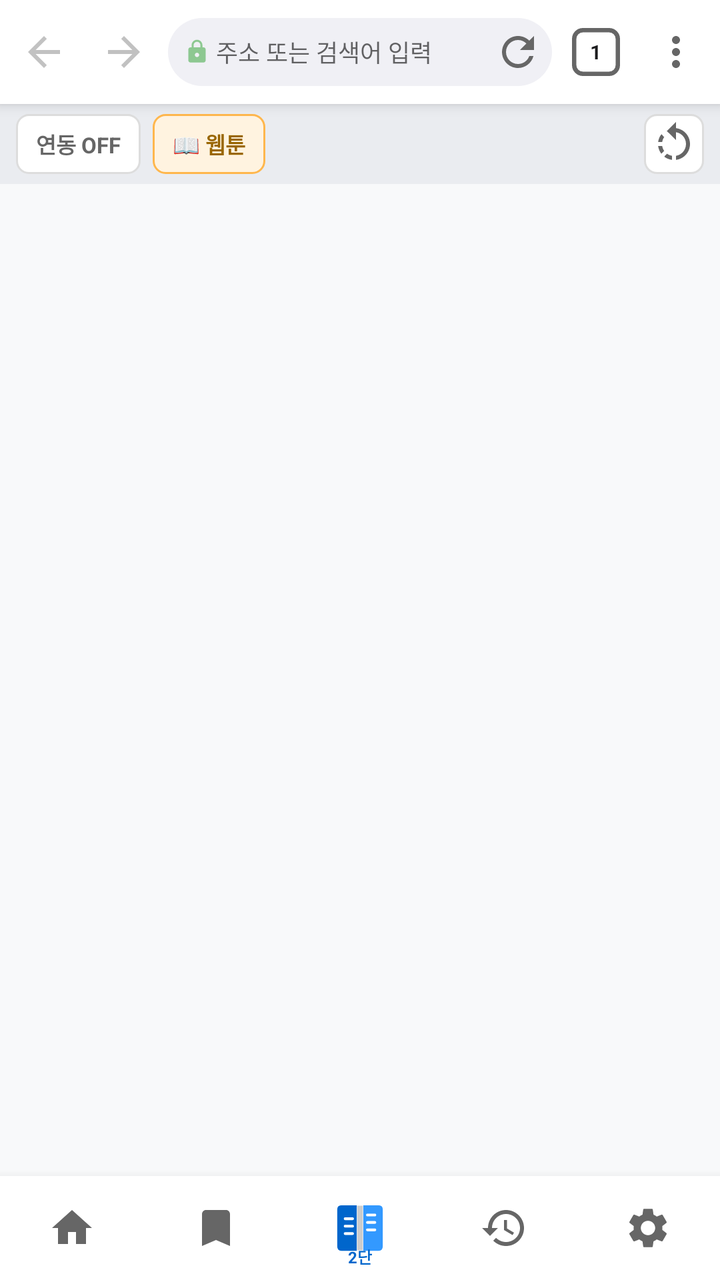
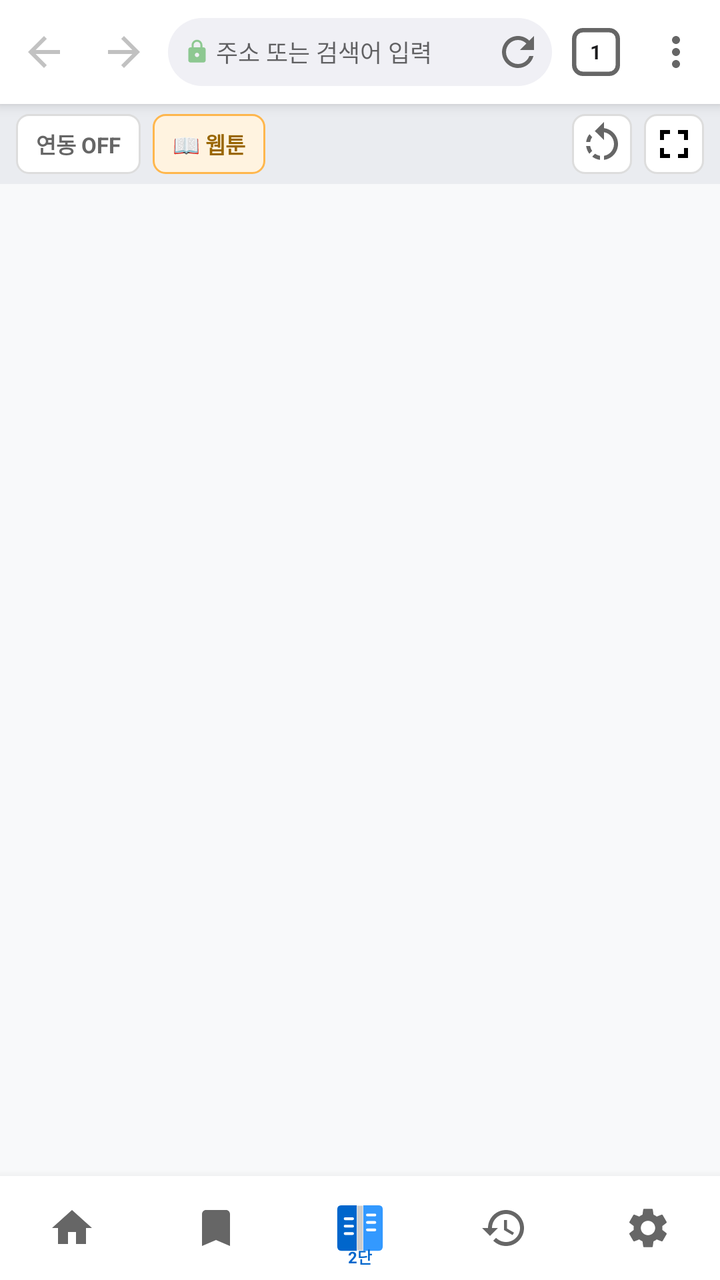

An Android layout rendered at two revisions. The XML below is the earlier revision; the diff shows what the commit changed to produce the second picture.
<!-- AndroidManifest.xml: application theme Theme.FoldableBrowser -->
<!-- res/layout/activity_main.xml -->
<?xml version="1.0" encoding="utf-8"?>
<androidx.constraintlayout.widget.ConstraintLayout
    xmlns:android="http://schemas.android.com/apk/res/android"
    xmlns:app="http://schemas.android.com/apk/res-auto"
    android:id="@+id/rootLayout"
    android:layout_width="match_parent"
    android:layout_height="match_parent"
    android:background="@color/browser_bg">

    
    <LinearLayout
        android:id="@+id/topToolbar"
        android:layout_width="0dp"
        android:layout_height="52dp"
        android:background="@color/toolbar_bg"
        android:elevation="4dp"
        android:orientation="horizontal"
        android:paddingStart="2dp"
        android:paddingEnd="2dp"
        app:layout_constraintEnd_toEndOf="parent"
        app:layout_constraintStart_toStartOf="parent"
        app:layout_constraintTop_toTopOf="parent">

        <ImageButton
            android:id="@+id/btnBack"
            android:layout_width="40dp"
            android:layout_height="match_parent"
            android:background="?attr/selectableItemBackgroundBorderless"
            android:contentDescription="뒤로"
            android:src="@drawable/ic_arrow_back"
            android:alpha="0.4" />

        <ImageButton
            android:id="@+id/btnForward"
            android:layout_width="40dp"
            android:layout_height="match_parent"
            android:background="?attr/selectableItemBackgroundBorderless"
            android:contentDescription="앞으로"
            android:src="@drawable/ic_arrow_forward"
            android:alpha="0.4" />

        <LinearLayout
            android:id="@+id/addressBarContainer"
            android:layout_width="0dp"
            android:layout_height="34dp"
            android:layout_marginStart="2dp"
            android:layout_marginEnd="2dp"
            android:layout_weight="1"
            android:layout_gravity="center_vertical"
            android:background="@drawable/address_bar_bg"
            android:gravity="center_vertical"
            android:orientation="horizontal"
            android:paddingStart="8dp"
            android:paddingEnd="4dp">

            <ImageView
                android:id="@+id/securityIcon"
                android:layout_width="13dp"
                android:layout_height="13dp"
                android:src="@drawable/ic_lock"
                android:layout_marginEnd="3dp"
                android:alpha="0.6" />

            <EditText
                android:id="@+id/etAddressBar"
                android:layout_width="0dp"
                android:layout_height="match_parent"
                android:layout_weight="1"
                android:background="@null"
                android:hint="주소 또는 검색어 입력"
                android:imeOptions="actionGo"
                android:inputType="textUri"
                android:maxLines="1"
                android:singleLine="true"
                android:textColor="@color/address_text"
                android:textSize="12sp" />

            <ImageButton
                android:id="@+id/btnRefresh"
                android:layout_width="26dp"
                android:layout_height="26dp"
                android:background="?attr/selectableItemBackgroundBorderless"
                android:contentDescription="새로고침"
                android:src="@drawable/ic_refresh" />

        </LinearLayout>

        <FrameLayout
            android:id="@+id/btnTabCounter"
            android:layout_width="40dp"
            android:layout_height="match_parent"
            android:background="?attr/selectableItemBackgroundBorderless">

            <ImageView
                android:layout_width="24dp"
                android:layout_height="24dp"
                android:layout_gravity="center"
                android:src="@drawable/ic_tab_counter_bg" />

            <TextView
                android:id="@+id/tvTabCount"
                android:layout_width="wrap_content"
                android:layout_height="wrap_content"
                android:layout_gravity="center"
                android:text="1"
                android:textColor="@color/tab_count_text"
                android:textSize="10sp"
                android:textStyle="bold" />
        </FrameLayout>

        <ImageButton
            android:id="@+id/btnMenu"
            android:layout_width="40dp"
            android:layout_height="match_parent"
            android:background="?attr/selectableItemBackgroundBorderless"
            android:contentDescription="메뉴"
            android:src="@drawable/ic_menu" />

    </LinearLayout>

    
    <LinearLayout
        android:id="@+id/controlBar"
        android:layout_width="0dp"
        android:layout_height="40dp"
        android:background="@color/control_bar_bg"
        android:gravity="center_vertical"
        android:orientation="horizontal"
        android:paddingStart="8dp"
        android:paddingEnd="8dp"
        android:paddingTop="4dp"
        android:paddingBottom="4dp"
        app:layout_constraintEnd_toEndOf="parent"
        app:layout_constraintStart_toStartOf="parent"
        app:layout_constraintTop_toBottomOf="@id/topToolbar">

        <TextView
            android:id="@+id/btnSyncScroll"
            android:layout_width="wrap_content"
            android:layout_height="30dp"
            android:background="@drawable/btn_control_bg"
            android:gravity="center"
            android:paddingStart="10dp"
            android:paddingEnd="10dp"
            android:text="연동 OFF"
            android:textColor="@color/sync_off_color"
            android:textSize="11sp"
            android:textStyle="bold"
            android:longClickable="true" />

        <View android:layout_width="6dp" android:layout_height="1dp" />

        <TextView
            android:id="@+id/btnWebtoonMode"
            android:layout_width="wrap_content"
            android:layout_height="30dp"
            android:background="@drawable/btn_webtoon_bg"
            android:gravity="center"
            android:paddingStart="10dp"
            android:paddingEnd="10dp"
            android:text="📖 웹툰"
            android:textColor="@color/webtoon_off_color"
            android:textSize="11sp"
            android:textStyle="bold" />

        
        <TextView
            android:id="@+id/tvWebtoonStats"
            android:layout_width="0dp"
            android:layout_height="0dp"
            android:visibility="gone" />

        <TextView
            android:id="@+id/btnPlatform"
            android:layout_width="0dp"
            android:layout_height="0dp"
            android:visibility="gone" />

        <View
            android:layout_width="0dp"
            android:layout_height="1dp"
            android:layout_weight="1" />

        <ImageButton
            android:id="@+id/btnRotate"
            android:layout_width="30dp"
            android:layout_height="30dp"
            android:background="@drawable/btn_control_bg"
            android:contentDescription="화면 회전"
            android:src="@drawable/ic_rotate"
            android:padding="4dp" />

    </LinearLayout>

    
    <ProgressBar
        android:id="@+id/progressBar"
        style="?android:attr/progressBarStyleHorizontal"
        android:layout_width="0dp"
        android:layout_height="3dp"
        android:max="100"
        android:progress="0"
        android:progressTint="@color/accent_color"
        android:visibility="gone"
        app:layout_constraintEnd_toEndOf="parent"
        app:layout_constraintStart_toStartOf="parent"
        app:layout_constraintTop_toBottomOf="@id/controlBar" />

    
    <FrameLayout
        android:id="@+id/contentFrame"
        android:layout_width="0dp"
        android:layout_height="0dp"
        app:layout_constraintBottom_toTopOf="@id/bottomNavBar"
        app:layout_constraintEnd_toEndOf="parent"
        app:layout_constraintStart_toStartOf="parent"
        app:layout_constraintTop_toBottomOf="@id/progressBar">

        
        <LinearLayout
            android:id="@+id/webViewContainer"
            android:layout_width="match_parent"
            android:layout_height="match_parent"
            android:orientation="horizontal" />

        
        <FrameLayout
            android:id="@+id/webtoonContainer"
            android:layout_width="0dp"
            android:layout_height="0dp"
            android:visibility="gone">

            <com.foldablebrowser.app.webtoon.WebtoonWebView
                android:id="@+id/webtoonWebView"
                android:layout_width="match_parent"
                android:layout_height="match_parent" />

            <LinearLayout
                android:id="@+id/webtoonBadge"
                android:layout_width="0dp"
                android:layout_height="0dp"
                android:visibility="gone"
                android:orientation="horizontal">
                <TextView
                    android:id="@+id/tvWebtoonBadge"
                    android:layout_width="wrap_content"
                    android:layout_height="wrap_content" />
            </LinearLayout>
        </FrameLayout>

        

        
        <LinearLayout
            android:id="@+id/webtoonNavLeft"
            android:layout_width="wrap_content"
            android:layout_height="wrap_content"
            android:layout_gravity="bottom|start"
            android:layout_marginStart="8dp"
            android:layout_marginBottom="16dp"
            android:orientation="vertical"
            android:visibility="gone"
            android:elevation="10dp">

            
            <TextView
                android:id="@+id/btnLeftPrev"
                android:layout_width="110dp"
                android:layout_height="52dp"
                android:background="@drawable/webtoon_nav_btn_bg"
                android:gravity="center"
                android:text="▲  이전"
                android:textColor="#FFFFFFFF"
                android:textSize="15sp"
                android:textStyle="bold"
                android:alpha="0.80" />

            <View android:layout_width="1dp" android:layout_height="6dp" />

            
            <TextView
                android:id="@+id/btnLeftNext"
                android:layout_width="110dp"
                android:layout_height="52dp"
                android:background="@drawable/webtoon_nav_btn_bg"
                android:gravity="center"
                android:text="▼  다음"
                android:textColor="#FFFFFFFF"
                android:textSize="15sp"
                android:textStyle="bold"
                android:alpha="0.80" />

        </LinearLayout>

        
        <LinearLayout
            android:id="@+id/webtoonNavRight"
            android:layout_width="wrap_content"
            android:layout_height="wrap_content"
            android:layout_gravity="bottom|end"
            android:layout_marginEnd="8dp"
            android:layout_marginBottom="16dp"
            android:orientation="vertical"
            android:visibility="gone"
            android:elevation="10dp">

            
            <TextView
                android:id="@+id/btnRightPrev"
                android:layout_width="110dp"
                android:layout_height="52dp"
                android:background="@drawable/webtoon_nav_btn_bg"
                android:gravity="center"
                android:text="▲  이전"
                android:textColor="#FFFFFFFF"
                android:textSize="15sp"
                android:textStyle="bold"
                android:alpha="0.80" />

            <View android:layout_width="1dp" android:layout_height="6dp" />

            
            <TextView
                android:id="@+id/btnRightNext"
                android:layout_width="110dp"
                android:layout_height="52dp"
                android:background="@drawable/webtoon_nav_btn_bg"
                android:gravity="center"
                android:text="▼  다음"
                android:textColor="#FFFFFFFF"
                android:textSize="15sp"
                android:textStyle="bold"
                android:alpha="0.80" />

        </LinearLayout>

    </FrameLayout>

    
    <LinearLayout
        android:id="@+id/bottomNavBar"
        android:layout_width="0dp"
        android:layout_height="52dp"
        android:background="@color/toolbar_bg"
        android:elevation="8dp"
        android:gravity="center"
        android:orientation="horizontal"
        app:layout_constraintBottom_toBottomOf="parent"
        app:layout_constraintEnd_toEndOf="parent"
        app:layout_constraintStart_toStartOf="parent">

        <ImageButton
            android:id="@+id/btnHome"
            android:layout_width="0dp"
            android:layout_height="match_parent"
            android:layout_weight="1"
            android:background="?attr/selectableItemBackgroundBorderless"
            android:contentDescription="홈"
            android:src="@drawable/ic_home" />

        <ImageButton
            android:id="@+id/btnBookmark"
            android:layout_width="0dp"
            android:layout_height="match_parent"
            android:layout_weight="1"
            android:background="?attr/selectableItemBackgroundBorderless"
            android:contentDescription="북마크"
            android:src="@drawable/ic_bookmark" />

        <FrameLayout
            android:id="@+id/btnFoldableMode"
            android:layout_width="0dp"
            android:layout_height="match_parent"
            android:layout_weight="1"
            android:background="?attr/selectableItemBackgroundBorderless"
            android:padding="6dp">

            <ImageView
                android:id="@+id/ivFoldableMode"
                android:layout_width="26dp"
                android:layout_height="26dp"
                android:layout_gravity="center"
                android:src="@drawable/ic_foldable_dual"
                android:contentDescription="분할 모드 전환" />

            <TextView
                android:id="@+id/tvFoldableMode"
                android:layout_width="wrap_content"
                android:layout_height="wrap_content"
                android:layout_gravity="bottom|center_horizontal"
                android:text="2단"
                android:textColor="@color/accent_color"
                android:textSize="8sp"
                android:textStyle="bold" />
        </FrameLayout>

        <ImageButton
            android:id="@+id/btnHistory"
            android:layout_width="0dp"
            android:layout_height="match_parent"
            android:layout_weight="1"
            android:background="?attr/selectableItemBackgroundBorderless"
            android:contentDescription="히스토리"
            android:src="@drawable/ic_history" />

        <ImageButton
            android:id="@+id/btnSettings"
            android:layout_width="0dp"
            android:layout_height="match_parent"
            android:layout_weight="1"
            android:background="?attr/selectableItemBackgroundBorderless"
            android:contentDescription="설정"
            android:src="@drawable/ic_settings" />

    </LinearLayout>

</androidx.constraintlayout.widget.ConstraintLayout>
<!-- resources referenced by this layout -->
<resources>
  <color name="accent_color">#0066CC</color>
  <color name="address_text">#1C1C1E</color>
  <color name="browser_bg">#F8F9FA</color>
  <color name="control_bar_bg">#EAECF0</color>
  <color name="sync_off_color">#666666</color>
  <color name="tab_count_text">#1C1C1E</color>
  <color name="toolbar_bg">#FFFFFF</color>
  <color name="webtoon_off_color">#996600</color>
  <!-- drawable address_bar_bg (drawable) -->
  <?xml version="1.0" encoding="utf-8"?>
  <shape xmlns:android="http://schemas.android.com/apk/res/android"
      android:shape="rectangle">
      <solid android:color="@color/address_bar_bg" />
      <corners android:radius="18dp" />
  </shape>
  <!-- drawable btn_control_bg (drawable) -->
  <?xml version="1.0" encoding="utf-8"?>
  <shape xmlns:android="http://schemas.android.com/apk/res/android"
      android:shape="rectangle">
      <solid android:color="#FFFFFF" />
      <stroke android:width="1dp" android:color="#DDDDDD" />
      <corners android:radius="6dp" />
  </shape>
  <!-- drawable btn_webtoon_bg (drawable) -->
  <?xml version="1.0" encoding="utf-8"?>
  <shape xmlns:android="http://schemas.android.com/apk/res/android"
      android:shape="rectangle">
      <solid android:color="#FFF3E0" />
      <stroke android:width="1dp" android:color="#FFB74D" />
      <corners android:radius="6dp" />
  </shape>
  <!-- drawable ic_arrow_forward (drawable) -->
  <?xml version="1.0" encoding="utf-8"?>
  <vector xmlns:android="http://schemas.android.com/apk/res/android"
      android:width="24dp"
      android:height="24dp"
      android:viewportWidth="24"
      android:viewportHeight="24">
      <path
          android:pathData="M12,4l-1.41,1.41L16.17,11H4v2h12.17l-5.58,5.59L12,20l8,-8z"
          android:fillColor="#666666"/>
  </vector>
  <!-- drawable ic_bookmark (drawable) -->
  <?xml version="1.0" encoding="utf-8"?>
  <vector xmlns:android="http://schemas.android.com/apk/res/android"
      android:width="24dp"
      android:height="24dp"
      android:viewportWidth="24"
      android:viewportHeight="24">
      <path
          android:pathData="M17,3H7c-1.1,0 -1.99,0.9 -1.99,2L5,21l7,-3 7,3V5c0,-1.1 -0.9,-2 -2,-2z"
          android:fillColor="#666666"/>
  </vector>
  <!-- drawable ic_home (drawable) -->
  <?xml version="1.0" encoding="utf-8"?>
  <vector xmlns:android="http://schemas.android.com/apk/res/android"
      android:width="24dp"
      android:height="24dp"
      android:viewportWidth="24"
      android:viewportHeight="24">
      <path
          android:pathData="M10,20v-6h4v6h5v-8h3L12,3 2,12h3v8z"
          android:fillColor="#666666"/>
  </vector>
  <!-- drawable ic_tab_counter_bg (drawable) -->
  <?xml version="1.0" encoding="utf-8"?>
  <shape xmlns:android="http://schemas.android.com/apk/res/android"
      android:shape="rectangle">
      <stroke
          android:width="2dp"
          android:color="@color/icon_default" />
      <corners android:radius="4dp" />
      <solid android:color="@android:color/transparent" />
      <size
          android:width="22dp"
          android:height="22dp" />
  </shape>
  <!-- drawable webtoon_nav_btn_bg (drawable) -->
  <?xml version="1.0" encoding="utf-8"?>
  <shape xmlns:android="http://schemas.android.com/apk/res/android"
      android:shape="rectangle">
      <solid android:color="#CC000000" />
      <corners android:radius="8dp" />
  </shape>
  <color name="address_bar_bg">#F0F0F5</color>
  <color name="icon_default">#666666</color>
  <color name="accent_light">#3399FF</color>
  <color name="white">#FFFFFFFF</color>
  <!-- unchanged entries left out for length: 9 -->
</resources>

<!-- the commit's change to res/layout/activity_main.xml (unified diff, before → after) -->
@@ -190,6 +190,18 @@
             android:src="@drawable/ic_rotate"
             android:padding="4dp" />
 
+        <View android:layout_width="6dp" android:layout_height="1dp" />
+
+        
+        <ImageButton
+            android:id="@+id/btnFullscreen"
+            android:layout_width="30dp"
+            android:layout_height="30dp"
+            android:background="@drawable/btn_control_bg"
+            android:contentDescription="전체화면"
+            android:src="@drawable/ic_fullscreen"
+            android:padding="4dp" />
+
     </LinearLayout>
 
     
@@ -251,6 +263,24 @@
         
 
         
+        <TextView
+            android:id="@+id/fullscreenHint"
+            android:layout_width="wrap_content"
+            android:layout_height="wrap_content"
+            android:layout_gravity="top|center_horizontal"
+            android:layout_marginTop="8dp"
+            android:background="#99000000"
+            android:paddingStart="14dp"
+            android:paddingEnd="14dp"
+            android:paddingTop="6dp"
+            android:paddingBottom="6dp"
+            android:text="화면을 탭하면 UI가 나타납니다"
+            android:textColor="#FFFFFFFF"
+            android:textSize="12sp"
+            android:visibility="gone"
+            android:elevation="12dp" />
+
+        
         <LinearLayout
             android:id="@+id/webtoonNavLeft"
             android:layout_width="wrap_content"
<!-- resource entries referenced after the edit -->
@@ -53,6 +53,16 @@
           android:pathData="M17,3H7c-1.1,0 -1.99,0.9 -1.99,2L5,21l7,-3 7,3V5c0,-1.1 -0.9,-2 -2,-2z"
           android:fillColor="#666666"/>
   </vector>
+  <!-- drawable ic_fullscreen (drawable) -->
+  <vector xmlns:android="http://schemas.android.com/apk/res/android"
+      android:width="24dp"
+      android:height="24dp"
+      android:viewportWidth="24"
+      android:viewportHeight="24">
+      <path
+          android:fillColor="#FF000000"
+          android:pathData="M7,14H5v5h5v-2H7v-3zM5,10h2V7h3V5H5v5zM17,17h-3v2h5v-5h-2v3zM14,5v2h3v3h2V5h-5z"/>
+  </vector>
   <!-- drawable ic_home (drawable) -->
   <?xml version="1.0" encoding="utf-8"?>
   <vector xmlns:android="http://schemas.android.com/apk/res/android"
